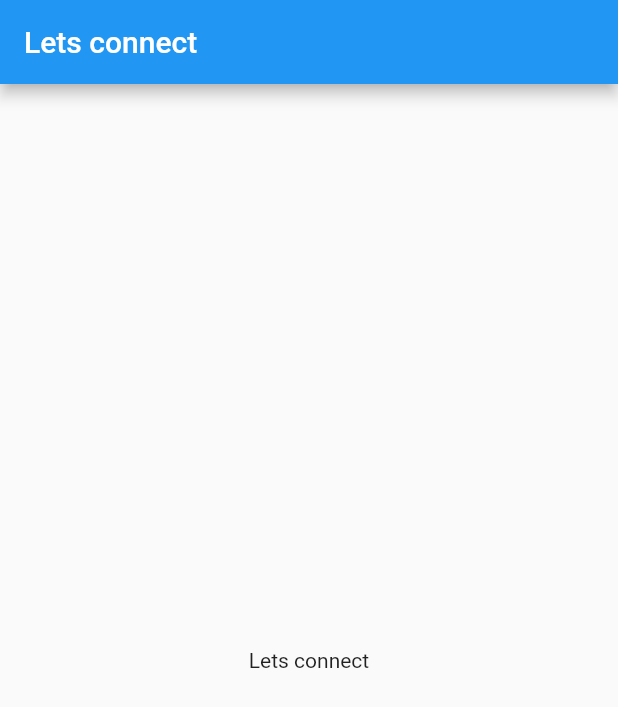
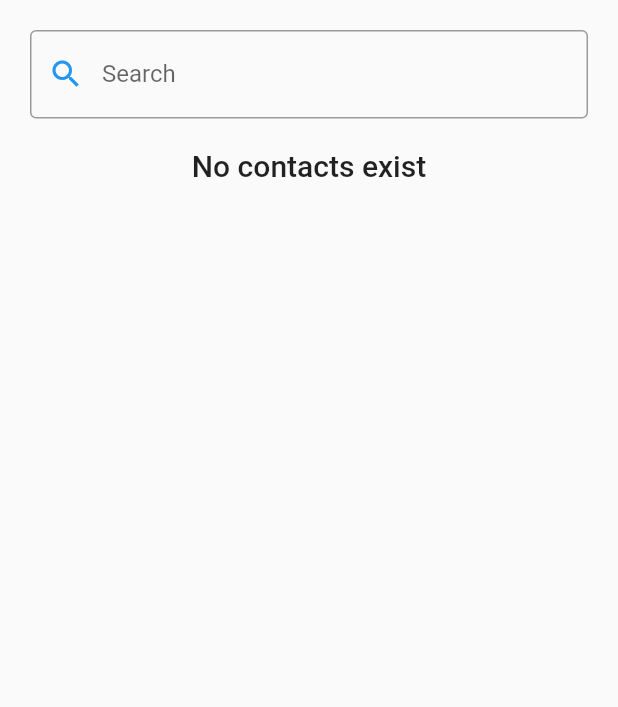
Before and after one commit to Cyber-Kakashi/lets_connect, a Flutter app: the screen it shows after launch, on a phone screen of 412 x 824 dp. Shown: the top 707 px of the screen. Run offline on Flutter 3.47's test engine with Material 2 defaults, Android fonts, the phone set to English and light mode, and no system bars; our stand-ins replace contacts_service, permission_handler.

```diff
--- a/lib/main.dart
+++ b/lib/main.dart
@@ -1,4 +1,6 @@
 import 'package:flutter/material.dart';
+import 'package:lets_connect/src/chatScreen.dart';
+import 'package:lets_connect/src/myHomePage.dart';
 
 void main() => runApp(MyApp());
 
@@ -6,15 +8,8 @@ class MyApp extends StatelessWidget {
   @override
   Widget build(BuildContext context) {
     return MaterialApp(
-      title: 'Lets Connect',
-      home: Scaffold(
-        appBar: AppBar(
-          title: const Text('Lets connect'),
-        ),
-        body: const Center(
-          child: Text('Lets connect'),
-        ),
-      ),
+        home: Scaffold(
+    body: MyHomePage(),)
     );
   }
 }
--- /dev/null
+++ b/lib/src/myHomePage.dart
@@ -0,0 +1,189 @@
+import 'package:contacts_service/contacts_service.dart';
+import 'package:flutter/cupertino.dart';
+import 'package:flutter/material.dart';
+import 'package:permission_handler/permission_handler.dart';
+
+class MyHomePage extends StatelessWidget {
+  @override
+  Widget build(BuildContext context) {
+    return MaterialApp(
+      title: 'Flutter Contacts',
+      theme: ThemeData(
+        primarySwatch: Colors.blue,
+      ),
+      home: MyPage(),
+    );
+  }
+}
+
+
+class MyPage extends StatefulWidget {
+  MyPage({Key key}) : super(key: key);
+
+  @override
+  _MyPageState createState() => _MyPageState();
+}
+
+class _MyPageState extends State<MyPage> {
+  List<Contact> contacts = [];
+  List<Contact> contactsFiltered = [];
+  Map<String, Color> contactsColorMap = new Map();
+  TextEditingController searchController = new TextEditingController();
+
+  @override
+  void initState() {
+    super.initState();
+    getPermissions();
+  }
+  getPermissions() async {
+    if (await Permission.contacts.request().isGranted) {
+      getAllContacts();
+      searchController.addListener(() {
+        filterContacts();
+      });
+    }
+  }
+
+  String flattenPhoneNumber(String phoneStr) {
+    return phoneStr.replaceAllMapped(RegExp(r'^(\+)|\D'), (Match m) {
+      return m[0] == "+" ? "+" : "";
+    });
+  }
+
+  getAllContacts() async {
+    List colors = [
+      Colors.green,
+      Colors.indigo,
+      Colors.yellow,
+      Colors.orange
+    ];
+    int colorIndex = 0;
+    List<Contact> _contacts = (await ContactsService.getContacts()).toList();
+    _contacts.forEach((contact) {
+      Color baseColor = colors[colorIndex];
+      contactsColorMap[contact.displayName] = baseColor;
+      colorIndex++;
+      if (colorIndex == colors.length) {
+        colorIndex = 0;
+      }
+    });
+    setState(() {
+      contacts = _contacts;
+    });
+  }
+
+  filterContacts() {
+    List<Contact> _contacts = [];
+    _contacts.addAll(contacts);
+    if (searchController.text.isNotEmpty) {
+      _contacts.retainWhere((contact) {
+        String searchTerm = searchController.text.toLowerCase();
+        String searchTermFlatten = flattenPhoneNumber(searchTerm);
+        String contactName = contact.displayName.toLowerCase();
+        bool nameMatches = contactName.contains(searchTerm);
+        if (nameMatches == true) {
+          return true;
+        }
+
+        if (searchTermFlatten.isEmpty) {
+          return false;
+        }
+
+        var phone = contact.phones.firstWhere((phn) {
+          String phnFlattened = flattenPhoneNumber(phn.value);
+          return phnFlattened.contains(searchTermFlatten);
+        }, orElse: () => null);
+
+        return phone != null;
+      });
+    }
+    setState(() {
+      contactsFiltered = _contacts;
+    });
+  }
+
+  @override
+  Widget build(BuildContext context) {
+    bool isSearching = searchController.text.isNotEmpty;
+    bool listItemsExist = (contactsFiltered.length > 0 || contacts.length > 0);
+    return Scaffold(
+      body: Container(
+        padding: EdgeInsets.all(20),
+        child: Column(
+          children: <Widget>[
+            Container(
+              child: TextField(
+                controller: searchController,
+                decoration: InputDecoration(
+                    labelText: 'Search',
+                    border: new OutlineInputBorder(
+                        borderSide: new BorderSide(
+                            color: Theme.of(context).primaryColor
+                        )
+                    ),
+                    prefixIcon: Icon(
+                        Icons.search,
+                        color: Theme.of(context).primaryColor
+                    )
+                ),
+              ),
+            ),
+            listItemsExist == true ?
+            Expanded(
+              child: ListView.builder(
+                shrinkWrap: true,
+                itemCount: isSearching == true ? contactsFiltered.length : contacts.length,
+                itemBuilder: (context, index) {
+                  Contact contact = isSearching == true ? contactsFiltered[index] : contacts[index];
+
+                  var baseColor = contactsColorMap[contact.displayName] as dynamic;
+
+                  Color color1 = baseColor[800];
+                  Color color2 = baseColor[400];
+                  return ListTile(
+                      title: Text(contact.displayName),
+                      subtitle: Text(
+                          contact.phones.length > 0 ? contact.phones.elementAt(0).value : ''
+                      ),
+                      leading: (contact.avatar != null && contact.avatar.length > 0) ?
+                      CircleAvatar(
+                        backgroundImage: MemoryImage(contact.avatar),
+                      ) :
+                      Container(
+                          decoration: BoxDecoration(
+                              shape: BoxShape.circle,
+                              gradient: LinearGradient(
+                                  colors: [
+                                    color1,
+                                    color2,
+                                  ],
+                                  begin: Alignment.bottomLeft,
+                                  end: Alignment.topRight
+                              )
+                          ),
+                          child: CircleAvatar(
+                              child: Text(
+                                  contact.initials(),
+                                  style: TextStyle(
+                                      color: Colors.white
+                                  )
+                              ),
+                              backgroundColor: Colors.transparent
+                          )
+                      )
+                  );
+                },
+              ),
+            ) : Container(
+              padding: EdgeInsets.all(20),
+              child: Text(
+                  isSearching ?'No search results to show' : 'No contacts exist',
+                  style: Theme.of(context).textTheme.headline6
+              ) ,
+            )
+          ],
+        ),
+      ),
+    );
+  }
+}
--- a/pubspec.yaml
+++ b/pubspec.yaml
@@ -24,10 +24,12 @@ dependencies:
   flutter:
     sdk: flutter
 
-
   # The following adds the Cupertino Icons font to your application.
   # Use with the CupertinoIcons class for iOS style icons.
   cupertino_icons: ^1.0.2
+  contacts_service:
+  permission_handler:
+
 
 dev_dependencies:
   flutter_test:
```
Also changed, not shown: lib/src/chatScreen.dart (added, +17 -0 lines), lib/src/forgetPassword.dart (added), lib/src/signIn.dart (added), lib/src/signUp.dart (added), pubspec.lock, 2 other files.
